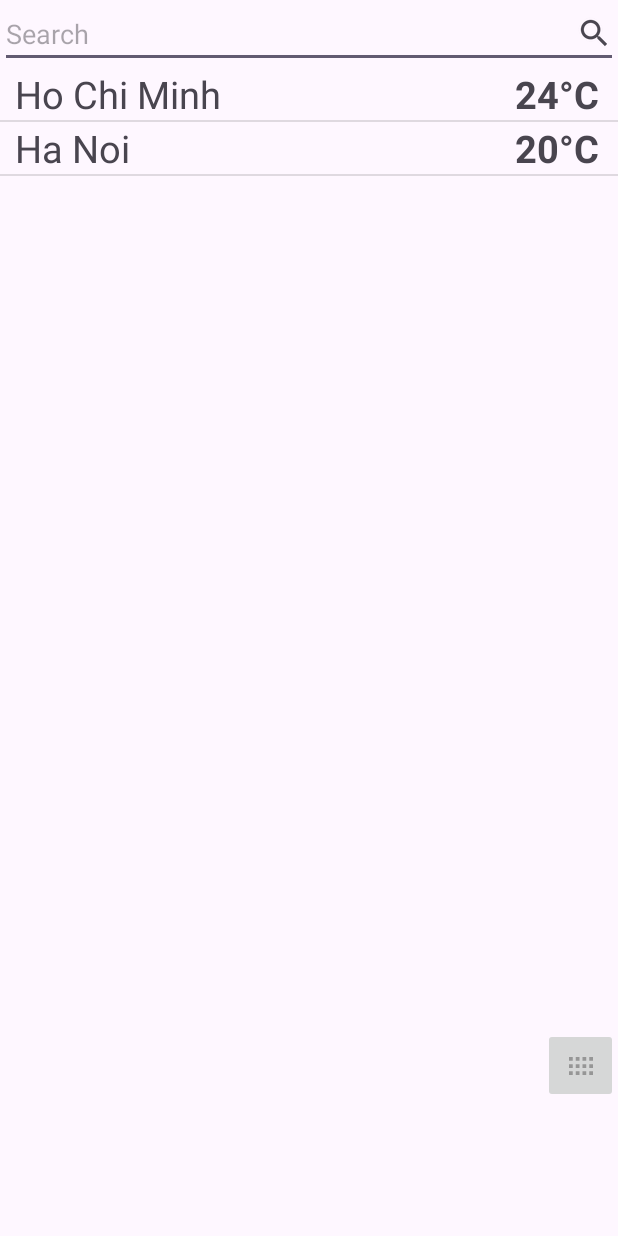
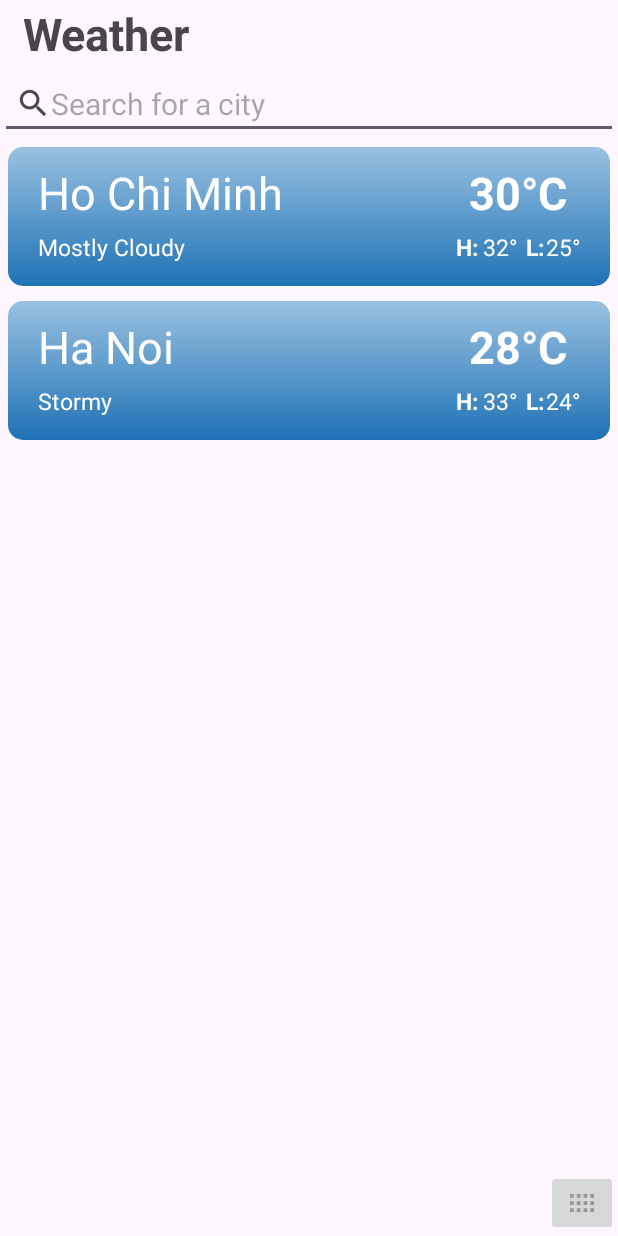
Before and after one commit to LapisAquamarin/Weather_Project, an Android app: the SearchLocation screen opened directly, with no data from a screen before it, on a phone screen of 412 x 824 dp. Run offline under Robolectric (Android 15) with nearby library versions, the phone set to English and light mode, and no system bars; network calls fail.

Commit message:
customize searching activity

```diff
--- a/app/src/main/java/com/mobile/weatherproject3/SearchLocation.java
+++ b/app/src/main/java/com/mobile/weatherproject3/SearchLocation.java
@@ -25,16 +25,25 @@ public class SearchLocation extends AppCompatActivity {
     protected void onCreate(Bundle savedInstanceState) {
         super.onCreate(savedInstanceState);
         setContentView(R.layout.activity_search_location);
-        addContols();
+        addControls();
         addEvents();
-        // data test llist view
+        // Test Data on list view
         List<Map<String, String>> listItem= new ArrayList<>();
+
         Map<String, String> mapValue= new HashMap<>();
         mapValue.put("city_name", "Ho Chi Minh");
-        mapValue.put("temp", "24");
+        mapValue.put("temp", "30");
+        mapValue.put("current_condition", "Mostly Cloudy");
+        mapValue.put("highest_temp","32");
+        mapValue.put("lowest_temp","25");
+
         Map<String, String> mapValue2= new HashMap<>();
         mapValue2.put("city_name", "Ha Noi");
-        mapValue2.put("temp", "20");
+        mapValue2.put("temp", "28");
+        mapValue2.put("current_condition", "Stormy");
+        mapValue2.put("highest_temp","33");
+        mapValue2.put("lowest_temp","24");
+
         System.out.println(mapValue);
         listItem.add(mapValue);
         listItem.add(mapValue2);
@@ -43,7 +52,7 @@ public class SearchLocation extends AppCompatActivity {
         lvLocation.setAdapter(adapter);
     }
 
-    void addContols(){
+    void addControls(){
         lvLocation = (ListView) findViewById(R.id.lvLocation);
         btnBack = (ImageButton) findViewById(R.id.btnBack);
     }
--- a/app/src/main/java/com/mobile/weatherproject3/View/AdapterSearchLocation.java
+++ b/app/src/main/java/com/mobile/weatherproject3/View/AdapterSearchLocation.java
@@ -9,9 +9,6 @@ import android.widget.TextView;
 
 import com.mobile.weatherproject3.R;
 
-import org.w3c.dom.Text;
-
-import java.util.HashMap;
 import java.util.List;
 import java.util.Map;
 
@@ -43,11 +40,19 @@ public class AdapterSearchLocation extends BaseAdapter {
         LayoutInflater inflater = activity.getLayoutInflater();
         view = inflater.inflate(R.layout.item_layout_location, null);
         TextView tvCityName = (TextView) view.findViewById(R.id.tvCityName);
-        TextView tvTemp = (TextView) view.findViewById(R.id.tvTempature);
+        TextView tvTemp = (TextView) view.findViewById(R.id.tvTemperature);
+
+        TextView tvCurrentCondition = (TextView) view.findViewById(R.id.tvCurrentCondition);
+        TextView tvHighestTemp = (TextView) view.findViewById(R.id.tvHighestTemp);
+        TextView tvLowestTemp = (TextView) view.findViewById(R.id.tvLowestTemp);
 
         tvCityName.setText(items.get(i).get("city_name"));
         tvTemp.setText(items.get(i).get("temp") + "°C");
 
+        tvCurrentCondition.setText(items.get(i).get("current_condition"));
+        tvHighestTemp.setText(items.get(i).get("highest_temp") + "°");
+        tvLowestTemp.setText(items.get(i).get("lowest_temp") + "°");
+
         return view;
     }
 }
--- /dev/null
+++ b/app/src/main/res/drawable/shape.xml
@@ -0,0 +1,14 @@
+<?xml version="1.0" encoding="utf-8"?>
+<shape xmlns:android="http://schemas.android.com/apk/res/android"
+    android:shape="rectangle">
+    <gradient
+        android:startColor="@color/sky"
+        android:endColor="@color/dark_blue"
+        android:angle="270"/>
+
+    <corners
+        android:bottomRightRadius="10dp"
+        android:bottomLeftRadius="10dp"
+        android:topLeftRadius="10dp"
+        android:topRightRadius="10dp"/>
+</shape>
--- a/app/src/main/res/layout/activity_search_location.xml
+++ b/app/src/main/res/layout/activity_search_location.xml
@@ -12,27 +12,54 @@
         android:layout_height="match_parent"
         android:orientation="vertical">
 
+        <TextView
+            android:id="@+id/textView3"
+            android:layout_width="match_parent"
+            android:layout_height="45dp"
+            android:gravity="center_vertical"
+            android:paddingLeft="15dp"
+            android:textStyle="bold"
+            android:textSize="30sp"
+            android:text="Weather" />
+
+        <LinearLayout
+            android:layout_width="match_parent"
+            android:layout_height="wrap_content"
+            android:orientation="vertical">
+
             <EditText
                 android:id="@+id/editTextText2"
                 android:layout_width="match_parent"
                 android:layout_height="wrap_content"
-            android:ems="10"
-            android:inputType="text"
-            android:drawableRight="?android:attr/actionModeWebSearchDrawable"
-            android:hint="Search" />
+                android:drawableLeft="?android:attr/actionModeWebSearchDrawable"
+                android:textSize="20sp"
+                android:padding="10dp"
+                android:hint="Search for a city"
+                android:inputType="text" />
 
             <ListView
                 android:id="@+id/lvLocation"
                 android:layout_width="match_parent"
-            android:layout_height="600dp" />
+                android:layout_height="600dp"
+                android:divider="@android:color/transparent"
+                android:dividerHeight="10.0sp"
+                android:padding="5dp"/>
+        </LinearLayout>
+
+        <LinearLayout
+            android:layout_width="match_parent"
+            android:layout_height="match_parent"
+            android:gravity="right"
+            android:orientation="horizontal">
 
             <ImageButton
                 android:id="@+id/btnBack"
-            android:layout_width="50dp"
-            android:layout_height="50dp"
-            android:layout_gravity="end"
-            android:layout_marginTop="40dp"
-            android:src="@drawable/baseline_view_compact_24"/>
+                android:layout_width="wrap_content"
+                android:layout_height="wrap_content"
+                android:layout_gravity="bottom"
+                android:src="@drawable/baseline_view_compact_24" />
+        </LinearLayout>
+
     </LinearLayout>
 
 
--- a/app/src/main/res/layout/item_layout_location.xml
+++ b/app/src/main/res/layout/item_layout_location.xml
@@ -1,29 +1,104 @@
 <?xml version="1.0" encoding="utf-8"?>
 <LinearLayout xmlns:android="http://schemas.android.com/apk/res/android"
-    android:orientation="horizontal"
     android:layout_width="match_parent"
-    android:layout_marginLeft="10dp"
-    android:layout_marginVertical="5dp"
-    android:layout_height="match_parent">
+    android:layout_height="wrap_content"
+    xmlns:app="http://schemas.android.com/apk/res-auto"
+    android:padding="10dp"
+    android:background="@drawable/shape"
+    android:orientation="vertical">
+
+    <LinearLayout
+        android:layout_width="match_parent"
+        android:layout_height="wrap_content"
+        android:orientation="horizontal">
 
         <TextView
             android:id="@+id/tvCityName"
-        android:layout_width="150dp"
+            android:layout_width="match_parent"
             android:layout_height="wrap_content"
-        android:textSize="25dp"
-        android:layout_marginLeft="10dp"
             android:layout_gravity="start"
-        android:layout_weight="8.5"
-        android:text="City name" />
+            android:layout_weight="1"
+            android:paddingLeft="10dp"
+            android:text="City name"
+            android:textColor="@color/white"
+            android:textSize="30dp" />
 
         <TextView
-        android:id="@+id/tvTempature"
+            android:id="@+id/tvTemperature"
+            android:layout_width="match_parent"
+            android:layout_height="wrap_content"
+            android:layout_gravity="center_horizontal"
+            android:layout_weight="2.7"
+            android:textAlignment="center"
+            android:text="Temp"
+            android:textSize="30dp"
+            android:textColor="@color/white"
+            android:textStyle="bold" />
+    </LinearLayout>
+
+    <LinearLayout
+        android:layout_width="match_parent"
+        android:layout_height="wrap_content"
         android:layout_gravity="end"
-        android:layout_width="50dp"
+        android:orientation="horizontal">
+
+        <TextView
+            android:id="@+id/tvCurrentCondition"
+            android:layout_width="match_parent"
+            android:layout_height="match_parent"
+            android:layout_weight="1"
+            android:gravity="center_vertical"
+            android:paddingLeft="10dp"
+            android:textSize="15sp"
+            android:textColor="@color/white"
+            android:text="Condition" />
+
+        <LinearLayout
+            android:layout_width="match_parent"
+            android:layout_height="match_parent"
+            android:layout_weight="2.7"
+            android:padding="5dp"
+            android:gravity="center_horizontal"
+            android:orientation="horizontal">
+
+            <TextView
+                android:id="@+id/textView4"
+                android:layout_width="wrap_content"
                 android:layout_height="wrap_content"
-        android:textSize="25dp"
-        android:textAlignment="center"
+                android:gravity="left"
                 android:textStyle="bold"
-        android:layout_weight="1.5"
-        android:text="Temp" />
+                android:textSize="15sp"
+                android:textColor="@color/white"
+                android:text="H:" />
+
+            <TextView
+                android:id="@+id/tvHighestTemp"
+                android:layout_width="wrap_content"
+                android:layout_height="wrap_content"
+                android:layout_marginLeft="3dp"
+                android:textSize="15sp"
+                android:textColor="@color/white"
+                android:hint="H" />
+
+            <TextView
+                android:id="@+id/textView6"
+                android:layout_width="wrap_content"
+                android:layout_height="wrap_content"
+                android:layout_marginLeft="5dp"
+                android:textSize="15sp"
+                android:textStyle="bold"
+                android:textColor="@color/white"
+                android:text="L:" />
+
+            <TextView
+                android:id="@+id/tvLowestTemp"
+                android:layout_width="wrap_content"
+                android:layout_height="wrap_content"
+                android:layout_marginLeft="1dp"
+                android:textSize="15sp"
+                android:textColor="@color/white"
+                android:hint="L" />
         </LinearLayout>
+    </LinearLayout>
+
+</LinearLayout>
--- a/app/src/main/res/values/colors.xml
+++ b/app/src/main/res/values/colors.xml
@@ -2,4 +2,13 @@
 <resources>
     <color name="black">#FF000000</color>
     <color name="white">#FFFFFFFF</color>
+    <color name="red">#C30303</color>
+    <color name="orange">#FF9800</color>
+    <color name="yellow">#FFEB3B</color>
+    <color name="green">#8BC34A</color>
+    <color name="blue">#3896E1</color>
+    <color name="indigo">#673AB7</color>
+    <color name="violet">#BD73EC</color>
+    <color name="dark_blue">#1F72B5</color>
+    <color name="sky">#99C1E1</color>
 </resources>
```
Lines whose indentation alone changed are shown as unchanged.
